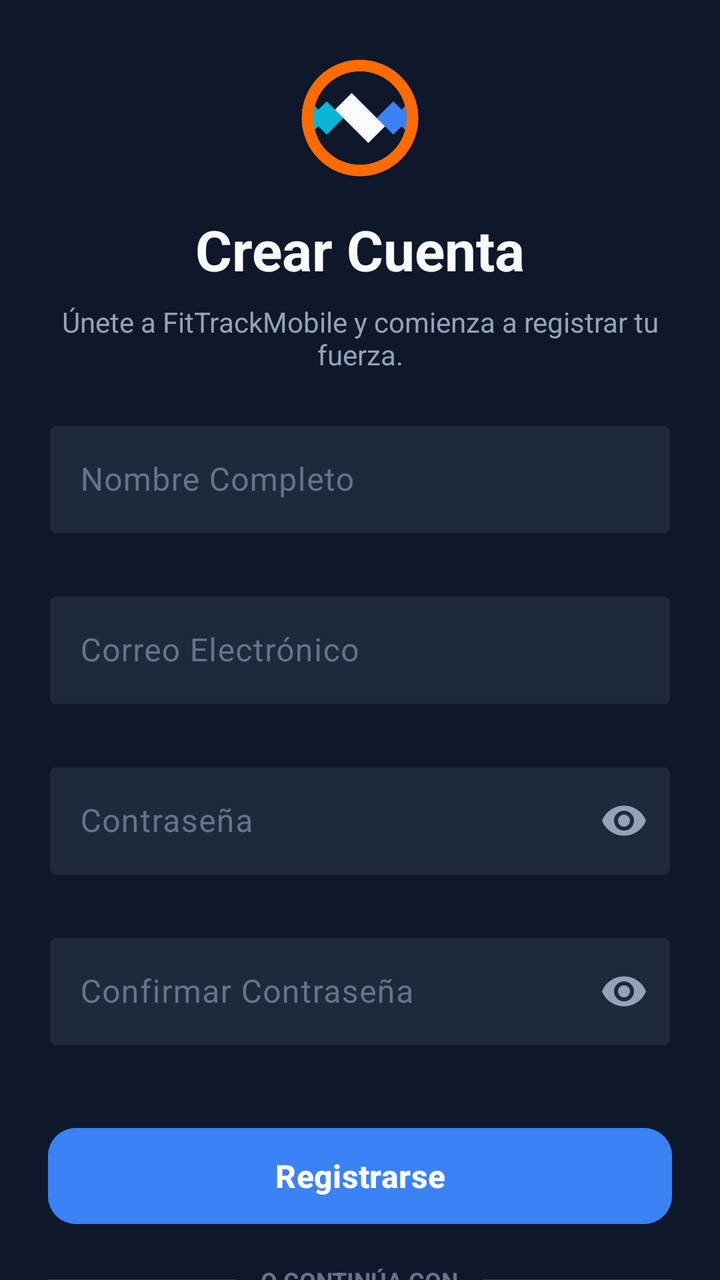
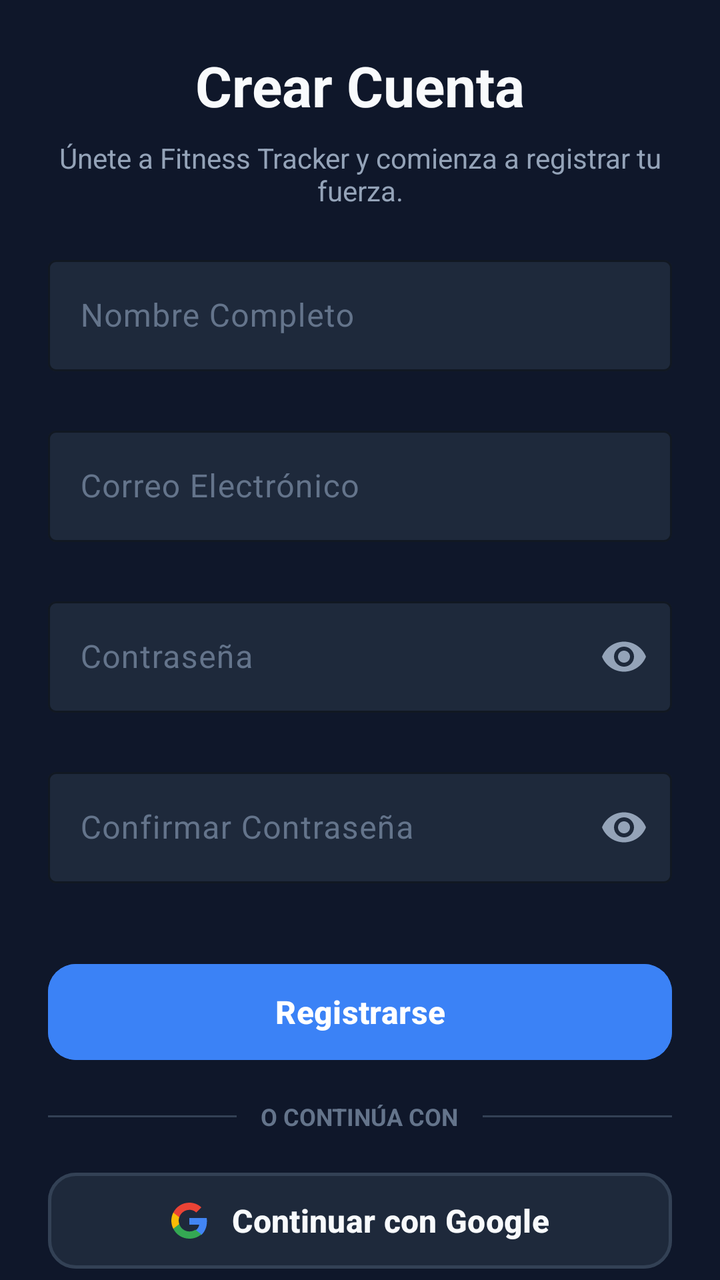

Before-and-after screenshots of an Android layout around one commit, followed by the original layout XML and the change that was made.
<!-- AndroidManifest.xml: application theme Theme.FitTrackMobile -->
<!-- res/layout/fragment_registro.xml -->
<?xml version="1.0" encoding="utf-8"?>
<androidx.core.widget.NestedScrollView xmlns:android="http://schemas.android.com/apk/res/android"
    xmlns:app="http://schemas.android.com/apk/res-auto"
    xmlns:tools="http://schemas.android.com/tools"
    android:layout_width="match_parent"
    android:layout_height="match_parent"
    android:fillViewport="true"
    android:background="@color/bg_dark"
    tools:context=".RegistroFragment">

    <androidx.constraintlayout.widget.ConstraintLayout
        android:layout_width="match_parent"
        android:layout_height="wrap_content"
        android:padding="24dp">

        <ImageView
            android:id="@+id/ivRegistroLogo"
            android:layout_width="70dp"
            android:layout_height="70dp"
            android:contentDescription="@string/app_name"
            android:src="@drawable/ic_fitness_logo"
            app:layout_constraintEnd_toEndOf="parent"
            app:layout_constraintStart_toStartOf="parent"
            app:layout_constraintTop_toTopOf="parent" />

        <com.google.android.material.textview.MaterialTextView
            android:id="@+id/tvRegistroTitle"
            android:layout_width="wrap_content"
            android:layout_height="wrap_content"
            android:layout_marginTop="12dp"
            android:text="@string/registro_title"
            android:textColor="@color/text_light_primary"
            android:textSize="28sp"
            android:textStyle="bold"
            app:layout_constraintEnd_toEndOf="parent"
            app:layout_constraintStart_toStartOf="parent"
            app:layout_constraintTop_toBottomOf="@+id/ivRegistroLogo" />

        <com.google.android.material.textview.MaterialTextView
            android:id="@+id/tvRegistroSubtitle"
            android:layout_width="0dp"
            android:layout_height="wrap_content"
            android:layout_marginTop="8dp"
            android:text="@string/registro_subtitle"
            android:textAlignment="center"
            android:textColor="@color/text_light_secondary"
            android:textSize="14sp"
            app:layout_constraintEnd_toEndOf="parent"
            app:layout_constraintStart_toStartOf="parent"
            app:layout_constraintTop_toBottomOf="@+id/tvRegistroTitle" />

        <com.google.android.material.textfield.TextInputLayout
            android:id="@+id/tilNombre"
            style="@style/Widget.Material3.TextInputLayout.OutlinedBox"
            android:layout_width="0dp"
            android:layout_height="wrap_content"
            android:layout_marginTop="20dp"
            android:hint="@string/hint_nombre"
            android:textColorHint="@color/text_muted"
            app:boxBackgroundColor="@color/surface_dark"
            app:boxStrokeColor="@color/primary_electric"
            app:boxStrokeWidth="1dp"
            app:boxStrokeWidthFocused="2dp"
            app:errorEnabled="true"
            app:hintTextColor="@color/primary_electric"
            app:layout_constraintEnd_toEndOf="parent"
            app:layout_constraintStart_toStartOf="parent"
            app:layout_constraintTop_toBottomOf="@+id/tvRegistroSubtitle">

            <com.google.android.material.textfield.TextInputEditText
                android:id="@+id/etNombre"
                android:layout_width="match_parent"
                android:layout_height="wrap_content"
                android:inputType="textPersonName"
                android:maxLines="1"
                android:textColor="@color/text_light_primary" />
        </com.google.android.material.textfield.TextInputLayout>

        <com.google.android.material.textfield.TextInputLayout
            android:id="@+id/tilEmail"
            style="@style/Widget.Material3.TextInputLayout.OutlinedBox"
            android:layout_width="0dp"
            android:layout_height="wrap_content"
            android:layout_marginTop="4dp"
            android:hint="@string/hint_email"
            android:textColorHint="@color/text_muted"
            app:boxBackgroundColor="@color/surface_dark"
            app:boxStrokeColor="@color/primary_electric"
            app:boxStrokeWidth="1dp"
            app:boxStrokeWidthFocused="2dp"
            app:errorEnabled="true"
            app:hintTextColor="@color/primary_electric"
            app:layout_constraintEnd_toEndOf="parent"
            app:layout_constraintStart_toStartOf="parent"
            app:layout_constraintTop_toBottomOf="@+id/tilNombre">

            <com.google.android.material.textfield.TextInputEditText
                android:id="@+id/etEmail"
                android:layout_width="match_parent"
                android:layout_height="wrap_content"
                android:inputType="textEmailAddress"
                android:maxLines="1"
                android:textColor="@color/text_light_primary" />
        </com.google.android.material.textfield.TextInputLayout>

        <com.google.android.material.textfield.TextInputLayout
            android:id="@+id/tilPassword"
            style="@style/Widget.Material3.TextInputLayout.OutlinedBox"
            android:layout_width="0dp"
            android:layout_height="wrap_content"
            android:layout_marginTop="4dp"
            android:hint="@string/hint_password"
            android:textColorHint="@color/text_muted"
            app:boxBackgroundColor="@color/surface_dark"
            app:boxStrokeColor="@color/primary_electric"
            app:boxStrokeWidth="1dp"
            app:boxStrokeWidthFocused="2dp"
            app:errorEnabled="true"
            app:hintTextColor="@color/primary_electric"
            app:passwordToggleEnabled="true"
            app:passwordToggleTint="@color/text_light_secondary"
            app:layout_constraintEnd_toEndOf="parent"
            app:layout_constraintStart_toStartOf="parent"
            app:layout_constraintTop_toBottomOf="@+id/tilEmail">

            <com.google.android.material.textfield.TextInputEditText
                android:id="@+id/etPassword"
                android:layout_width="match_parent"
                android:layout_height="wrap_content"
                android:inputType="textPassword"
                android:maxLines="1"
                android:textColor="@color/text_light_primary" />
        </com.google.android.material.textfield.TextInputLayout>

        <com.google.android.material.textfield.TextInputLayout
            android:id="@+id/tilConfirmarPassword"
            style="@style/Widget.Material3.TextInputLayout.OutlinedBox"
            android:layout_width="0dp"
            android:layout_height="wrap_content"
            android:layout_marginTop="4dp"
            android:hint="@string/hint_confirm_password"
            android:textColorHint="@color/text_muted"
            app:boxBackgroundColor="@color/surface_dark"
            app:boxStrokeColor="@color/primary_electric"
            app:boxStrokeWidth="1dp"
            app:boxStrokeWidthFocused="2dp"
            app:errorEnabled="true"
            app:hintTextColor="@color/primary_electric"
            app:passwordToggleEnabled="true"
            app:passwordToggleTint="@color/text_light_secondary"
            app:layout_constraintEnd_toEndOf="parent"
            app:layout_constraintStart_toStartOf="parent"
            app:layout_constraintTop_toBottomOf="@+id/tilPassword">

            <com.google.android.material.textfield.TextInputEditText
                android:id="@+id/etConfirmarPassword"
                android:layout_width="match_parent"
                android:layout_height="wrap_content"
                android:inputType="textPassword"
                android:maxLines="1"
                android:textColor="@color/text_light_primary" />
        </com.google.android.material.textfield.TextInputLayout>

        <com.google.android.material.button.MaterialButton
            android:id="@+id/btnRegistrar"
            android:layout_width="0dp"
            android:layout_height="56dp"
            android:layout_marginTop="16dp"
            android:backgroundTint="@color/primary_electric"
            android:text="@string/btn_registrarse"
            android:textColor="@color/white"
            android:textSize="16sp"
            android:textStyle="bold"
            app:cornerRadius="14dp"
            app:layout_constraintEnd_toEndOf="parent"
            app:layout_constraintStart_toStartOf="parent"
            app:layout_constraintTop_toBottomOf="@+id/tilConfirmarPassword" />

        <LinearLayout
            android:id="@+id/llDividerRegistro"
            android:layout_width="0dp"
            android:layout_height="wrap_content"
            android:layout_marginTop="16dp"
            android:gravity="center"
            android:orientation="horizontal"
            app:layout_constraintEnd_toEndOf="parent"
            app:layout_constraintStart_toStartOf="parent"
            app:layout_constraintTop_toBottomOf="@+id/btnRegistrar">

            <View
                android:layout_width="0dp"
                android:layout_height="1dp"
                android:layout_weight="1"
                android:background="@color/surface_border" />

            <com.google.android.material.textview.MaterialTextView
                android:layout_width="wrap_content"
                android:layout_height="wrap_content"
                android:layout_marginStart="12dp"
                android:layout_marginEnd="12dp"
                android:text="@string/divider_or"
                android:textColor="@color/text_muted"
                android:textSize="12sp"
                android:textStyle="bold" />

            <View
                android:layout_width="0dp"
                android:layout_height="1dp"
                android:layout_weight="1"
                android:background="@color/surface_border" />
        </LinearLayout>

        <com.google.android.material.button.MaterialButton
            android:id="@+id/btnGoogleSignUp"
            style="@style/Widget.Material3.Button.OutlinedButton"
            android:layout_width="0dp"
            android:layout_height="56dp"
            android:layout_marginTop="16dp"
            android:backgroundTint="@color/surface_dark"
            android:text="@string/btn_continuar_google"
            android:textColor="@color/text_light_primary"
            android:textSize="16sp"
            android:textStyle="bold"
            app:cornerRadius="14dp"
            app:icon="@drawable/ic_google_logo"
            app:iconGravity="textStart"
            app:iconPadding="12dp"
            app:iconTint="@null"
            app:strokeColor="@color/surface_border"
            app:strokeWidth="1.5dp"
            app:layout_constraintEnd_toEndOf="parent"
            app:layout_constraintStart_toStartOf="parent"
            app:layout_constraintTop_toBottomOf="@+id/llDividerRegistro" />

        <LinearLayout
            android:id="@+id/llLoginContainer"
            android:layout_width="wrap_content"
            android:layout_height="wrap_content"
            android:layout_marginTop="20dp"
            android:orientation="horizontal"
            app:layout_constraintEnd_toEndOf="parent"
            app:layout_constraintStart_toStartOf="parent"
            app:layout_constraintTop_toBottomOf="@+id/btnGoogleSignUp">

            <com.google.android.material.textview.MaterialTextView
                android:layout_width="wrap_content"
                android:layout_height="wrap_content"
                android:text="@string/ya_tienes_cuenta"
                android:textColor="@color/text_light_secondary"
                android:textSize="14sp" />

            <com.google.android.material.textview.MaterialTextView
                android:id="@+id/tvIrALogin"
                android:layout_width="wrap_content"
                android:layout_height="wrap_content"
                android:text="@string/inicia_sesion_aqui"
                android:textColor="@color/primary_electric"
                android:textSize="14sp"
                android:textStyle="bold" />
        </LinearLayout>

    </androidx.constraintlayout.widget.ConstraintLayout>
</androidx.core.widget.NestedScrollView>
<!-- resources referenced by this layout -->
<resources>
  <color name="bg_dark">#FF0F172A</color>
  <color name="primary_electric">#FF3B82F6</color>
  <color name="surface_border">#FF334155</color>
  <color name="surface_dark">#FF1E293B</color>
  <color name="text_light_primary">#FFF8FAFC</color>
  <color name="text_light_secondary">#FF94A3B8</color>
  <color name="text_muted">#FF64748B</color>
  <color name="white">#FFFFFFFF</color>
  <!-- drawable ic_fitness_logo (drawable) -->
  <vector xmlns:android="http://schemas.android.com/apk/res/android"
      android:width="120dp"
      android:height="120dp"
      android:viewportWidth="24"
      android:viewportHeight="24">
    <path
        android:fillColor="@color/primary_electric"
        android:pathData="M20.57,14.86L22,13.43L20.57,12L22,10.57L20.57,9.14L19.14,10.57L17.71,9.14L14.86,12L17.71,14.86L19.14,13.43L20.57,14.86Z"/>
    <path
        android:fillColor="@color/accent_cyan"
        android:pathData="M3.43,9.14L2,10.57L3.43,12L2,13.43L3.43,14.86L4.86,13.43L6.29,14.86L9.14,12L6.29,9.14L4.86,10.57L3.43,9.14Z"/>
    <path
        android:fillColor="@color/text_light_primary"
        android:pathData="M7.71,10.57L13.43,16.29L16.29,13.43L10.57,7.71Z"/>
    <path
        android:fillColor="@color/accent_orange"
        android:pathData="M12,2A10,10 0 1,0 22,12A10,10 0 0,0 12,2ZM12,20A8,8 0 1,1 20,12A8,8 0 0,1 12,20Z"/>
  </vector>
  <!-- drawable ic_google_logo (drawable) -->
  <?xml version="1.0" encoding="utf-8"?>
  <vector xmlns:android="http://schemas.android.com/apk/res/android"
      android:width="24dp"
      android:height="24dp"
      android:viewportWidth="24"
      android:viewportHeight="24">
      <path
          android:fillColor="#4285F4"
          android:pathData="M23.745,12.27c0,-0.7,-0.06,-1.4,-0.19,-2.07H12v4.51h6.6c-0.29,1.52,-1.14,2.82,-2.4,3.68v3.05h3.88c2.27,-2.09,3.665,-5.17,3.665,-9.17z" />
      <path
          android:fillColor="#34A853"
          android:pathData="M12,24c3.24,0,5.95,-1.08,7.93,-2.91l-3.88,-3.05c-1.08,0.72,-2.45,1.16,-4.05,1.16,-3.12,0,-5.77,-2.11,-6.72,-4.96H1.29v3.15C3.26,21.3,7.31,24,12,24z" />
      <path
          android:fillColor="#FBBC05"
          android:pathData="M5.28,14.24c-0.25,-0.72,-0.38,-1.49,-0.38,-2.24s0.13,-1.52,0.38,-2.24V6.61H1.29C0.47,8.24,0,10.06,0,12s0.47,3.76,1.29,5.39l3.99,-3.15z" />
      <path
          android:fillColor="#EA4335"
          android:pathData="M12,4.75c1.77,0,3.35,0.61,4.6,1.8l3.42,-3.42C17.95,1.19,15.24,0,12,0,7.31,0,3.26,2.7,1.29,6.61l3.99,3.15c0.95,-2.85,3.6,-4.96,6.72,-4.96z" />
  </vector>
  <string name="app_name">FitTrackMobile</string>
  <string name="btn_continuar_google">Continuar con Google</string>
  <string name="btn_registrarse">Registrarse</string>
  <string name="divider_or">O CONTINÚA CON</string>
  <string name="hint_confirm_password">Confirmar Contraseña</string>
  <string name="hint_email">Correo Electrónico</string>
  <string name="hint_nombre">Nombre Completo</string>
  <string name="hint_password">Contraseña</string>
  <string name="inicia_sesion_aqui">Inicia sesión</string>
  <string name="registro_subtitle">Únete a FitTrackMobile y comienza a registrar tu fuerza.</string>
  <string name="registro_title">Crear Cuenta</string>
  <string name="ya_tienes_cuenta">¿Ya tienes cuenta? </string>
  <style name="Theme.FitTrackMobile" parent="Base.Theme.FitTrackMobile" />
  <color name="accent_cyan">#FF06B6D4</color>
  <color name="accent_orange">#FFFF6B00</color>
  <style name="Base.Theme.FitTrackMobile" parent="Theme.Material3.DayNight.NoActionBar">
          <item name="colorPrimary">@color/primary_electric</item>
          <item name="colorOnPrimary">@color/white</item>
          <item name="colorSecondary">@color/accent_orange</item>
          <item name="android:windowBackground">@color/bg_dark</item>
          <item name="colorSurface">@color/surface_dark</item>
          <item name="colorOnSurface">@color/text_light_primary</item>
          <item name="colorOnSurfaceVariant">@color/text_light_secondary</item>
      </style>
</resources>

<!-- the commit's change to res/layout/fragment_registro.xml (unified diff, before → after) -->
@@ -13,28 +13,17 @@
         android:layout_height="wrap_content"
         android:padding="24dp">
 
-        <ImageView
-            android:id="@+id/ivRegistroLogo"
-            android:layout_width="70dp"
-            android:layout_height="70dp"
-            android:contentDescription="@string/app_name"
-            android:src="@drawable/ic_fitness_logo"
-            app:layout_constraintEnd_toEndOf="parent"
-            app:layout_constraintStart_toStartOf="parent"
-            app:layout_constraintTop_toTopOf="parent" />
-
         <com.google.android.material.textview.MaterialTextView
             android:id="@+id/tvRegistroTitle"
             android:layout_width="wrap_content"
             android:layout_height="wrap_content"
-            android:layout_marginTop="12dp"
             android:text="@string/registro_title"
             android:textColor="@color/text_light_primary"
             android:textSize="28sp"
             android:textStyle="bold"
             app:layout_constraintEnd_toEndOf="parent"
             app:layout_constraintStart_toStartOf="parent"
-            app:layout_constraintTop_toBottomOf="@+id/ivRegistroLogo" />
+            tools:layout_editor_absoluteY="106dp" />
 
         <com.google.android.material.textview.MaterialTextView
             android:id="@+id/tvRegistroSubtitle"
<!-- resource entries referenced after the edit -->
@@ -8,25 +8,6 @@
   <color name="text_light_secondary">#FF94A3B8</color>
   <color name="text_muted">#FF64748B</color>
   <color name="white">#FFFFFFFF</color>
-  <!-- drawable ic_fitness_logo (drawable) -->
-  <vector xmlns:android="http://schemas.android.com/apk/res/android"
-      android:width="120dp"
-      android:height="120dp"
-      android:viewportWidth="24"
-      android:viewportHeight="24">
-    <path
-        android:fillColor="@color/primary_electric"
-        android:pathData="M20.57,14.86L22,13.43L20.57,12L22,10.57L20.57,9.14L19.14,10.57L17.71,9.14L14.86,12L17.71,14.86L19.14,13.43L20.57,14.86Z"/>
-    <path
-        android:fillColor="@color/accent_cyan"
-        android:pathData="M3.43,9.14L2,10.57L3.43,12L2,13.43L3.43,14.86L4.86,13.43L6.29,14.86L9.14,12L6.29,9.14L4.86,10.57L3.43,9.14Z"/>
-    <path
-        android:fillColor="@color/text_light_primary"
-        android:pathData="M7.71,10.57L13.43,16.29L16.29,13.43L10.57,7.71Z"/>
-    <path
-        android:fillColor="@color/accent_orange"
-        android:pathData="M12,2A10,10 0 1,0 22,12A10,10 0 0,0 12,2ZM12,20A8,8 0 1,1 20,12A8,8 0 0,1 12,20Z"/>
-  </vector>
   <!-- drawable ic_google_logo (drawable) -->
   <?xml version="1.0" encoding="utf-8"?>
   <vector xmlns:android="http://schemas.android.com/apk/res/android"
@@ -47,7 +28,6 @@
           android:fillColor="#EA4335"
           android:pathData="M12,4.75c1.77,0,3.35,0.61,4.6,1.8l3.42,-3.42C17.95,1.19,15.24,0,12,0,7.31,0,3.26,2.7,1.29,6.61l3.99,3.15c0.95,-2.85,3.6,-4.96,6.72,-4.96z" />
   </vector>
-  <string name="app_name">FitTrackMobile</string>
   <string name="btn_continuar_google">Continuar con Google</string>
   <string name="btn_registrarse">Registrarse</string>
   <string name="divider_or">O CONTINÚA CON</string>
@@ -56,11 +36,10 @@
   <string name="hint_nombre">Nombre Completo</string>
   <string name="hint_password">Contraseña</string>
   <string name="inicia_sesion_aqui">Inicia sesión</string>
-  <string name="registro_subtitle">Únete a FitTrackMobile y comienza a registrar tu fuerza.</string>
+  <string name="registro_subtitle">Únete a Fitness Tracker y comienza a registrar tu fuerza.</string>
   <string name="registro_title">Crear Cuenta</string>
   <string name="ya_tienes_cuenta">¿Ya tienes cuenta? </string>
   <style name="Theme.FitTrackMobile" parent="Base.Theme.FitTrackMobile" />
-  <color name="accent_cyan">#FF06B6D4</color>
   <color name="accent_orange">#FFFF6B00</color>
   <style name="Base.Theme.FitTrackMobile" parent="Theme.Material3.DayNight.NoActionBar">
           <item name="colorPrimary">@color/primary_electric</item>
